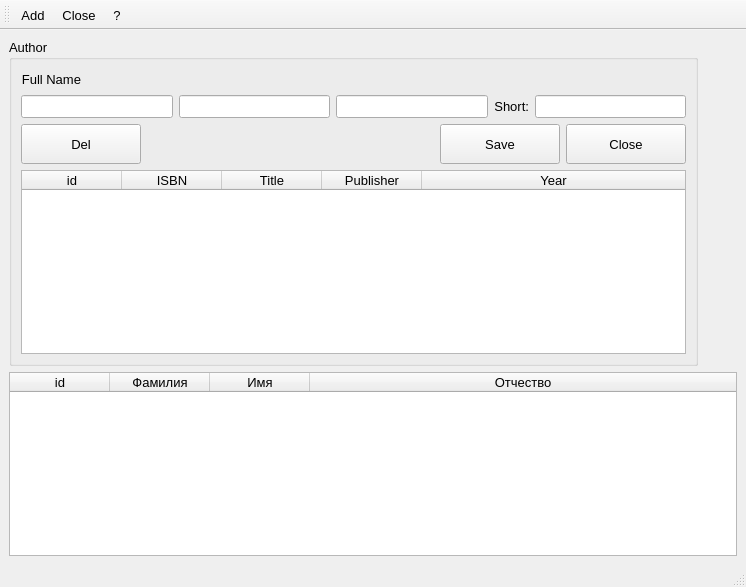
The window that librarian/authors.ui (Skyrim78/Librarian) describes before a commit, drawn with Qt 5.
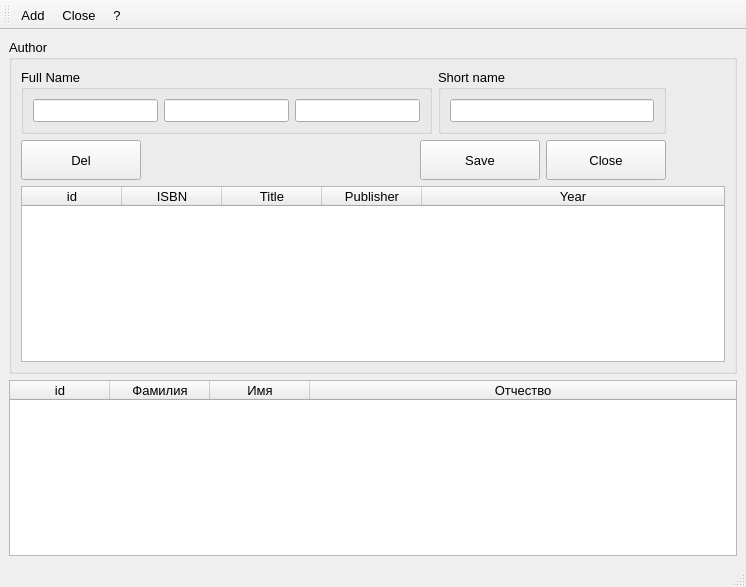
The same window after the commit.

The edit to the form file:
```diff
--- a/librarian/authors.ui
+++ b/librarian/authors.ui
@@ -19,11 +19,9 @@
    <string>Authors</string>
   </property>
   <widget class="QWidget" name="centralwidget">
-   <layout class="QGridLayout" name="gridLayout_2">
+   <layout class="QGridLayout" name="gridLayout_4">
     <item row="0" column="0">
-     <layout class="QVBoxLayout" name="verticalLayout_2">
-      <item>
-       <layout class="QHBoxLayout" name="horizontalLayout_3">
+     <layout class="QVBoxLayout" name="verticalLayout_3">
         <item>
          <widget class="QGroupBox" name="groupBox_card">
           <property name="minimumSize">
@@ -34,46 +32,31 @@
           </property>
           <property name="maximumSize">
            <size>
-            <width>690</width>
+          <width>999999</width>
             <height>1350</height>
            </size>
           </property>
           <property name="title">
            <string>Author</string>
           </property>
-          <layout class="QGridLayout" name="gridLayout">
+        <layout class="QGridLayout" name="gridLayout_3">
            <item row="0" column="0">
+          <layout class="QVBoxLayout" name="verticalLayout_2">
+           <item>
+            <layout class="QHBoxLayout" name="horizontalLayout_4">
+             <item>
             <layout class="QVBoxLayout" name="verticalLayout">
-             <item>
-              <layout class="QHBoxLayout" name="horizontalLayout">
-               <item>
-                <widget class="QLabel" name="label">
-                 <property name="text">
-                  <string>Full Name</string>
-                 </property>
-                 <property name="alignment">
-                  <set>Qt::AlignRight|Qt::AlignTrailing|Qt::AlignVCenter</set>
-                 </property>
-                </widget>
-               </item>
-               <item>
-                <spacer name="horizontalSpacer_3">
-                 <property name="orientation">
-                  <enum>Qt::Horizontal</enum>
-                 </property>
-                 <property name="sizeHint" stdset="0">
-                  <size>
-                   <width>28</width>
-                   <height>20</height>
-                  </size>
-                 </property>
-                </spacer>
-               </item>
-              </layout>
-             </item>
              <item>
               <layout class="QHBoxLayout" name="horizontalLayout_2">
                <item>
+                  <widget class="QGroupBox" name="groupBox">
+                   <property name="title">
+                    <string>Full Name</string>
+                   </property>
+                   <layout class="QGridLayout" name="gridLayout">
+                    <item row="0" column="0">
+                     <layout class="QHBoxLayout" name="horizontalLayout">
+                      <item>
                 <widget class="QLineEdit" name="lineEdit_fam"/>
                </item>
                <item>
@@ -82,23 +65,27 @@
                <item>
                 <widget class="QLineEdit" name="lineEdit_otc"/>
                </item>
-               <item>
-                <widget class="QLabel" name="label_7">
-                 <property name="text">
-                  <string>Short:</string>
-                 </property>
-                 <property name="alignment">
-                  <set>Qt::AlignRight|Qt::AlignTrailing|Qt::AlignVCenter</set>
-                 </property>
+                     </layout>
+                    </item>
+                   </layout>
                 </widget>
                </item>
                <item>
+                  <widget class="QGroupBox" name="groupBox_2">
+                   <property name="title">
+                    <string>Short name</string>
+                   </property>
+                   <layout class="QGridLayout" name="gridLayout_2">
+                    <item row="0" column="0">
                 <widget class="QLineEdit" name="lineEdit_k"/>
                </item>
               </layout>
+                  </widget>
+                 </item>
+                </layout>
              </item>
              <item>
-              <layout class="QHBoxLayout" name="horizontalLayout_4">
+                <layout class="QHBoxLayout" name="horizontalLayout_3">
                <item>
                 <widget class="QPushButton" name="pushButton_del">
                  <property name="minimumSize">
@@ -125,8 +112,8 @@
                  </property>
                  <property name="sizeHint" stdset="0">
                   <size>
-                   <width>425</width>
-                   <height>17</height>
+                     <width>273</width>
+                     <height>37</height>
                   </size>
                  </property>
                 </spacer>
@@ -171,6 +158,23 @@
                </item>
               </layout>
              </item>
+              </layout>
+             </item>
+             <item>
+              <spacer name="horizontalSpacer">
+               <property name="orientation">
+                <enum>Qt::Horizontal</enum>
+               </property>
+               <property name="sizeHint" stdset="0">
+                <size>
+                 <width>40</width>
+                 <height>20</height>
+                </size>
+               </property>
+              </spacer>
+             </item>
+            </layout>
+           </item>
              <item>
               <widget class="QTableWidget" name="tableWidget_book">
                <property name="font">
@@ -256,22 +260,11 @@
             </layout>
            </item>
           </layout>
-         </widget>
-        </item>
-        <item>
-         <spacer name="horizontalSpacer">
-          <property name="orientation">
-           <enum>Qt::Horizontal</enum>
-          </property>
-          <property name="sizeHint" stdset="0">
-           <size>
-            <width>40</width>
-            <height>20</height>
-           </size>
-          </property>
-         </spacer>
-        </item>
-       </layout>
+        <zorder>groupBox</zorder>
+        <zorder>groupBox_2</zorder>
+        <zorder>horizontalSpacer</zorder>
+        <zorder>horizontalSpacer</zorder>
+       </widget>
       </item>
       <item>
        <widget class="QTableWidget" name="tableWidget_authors">
```
Lines whose indentation alone changed are shown as unchanged.
